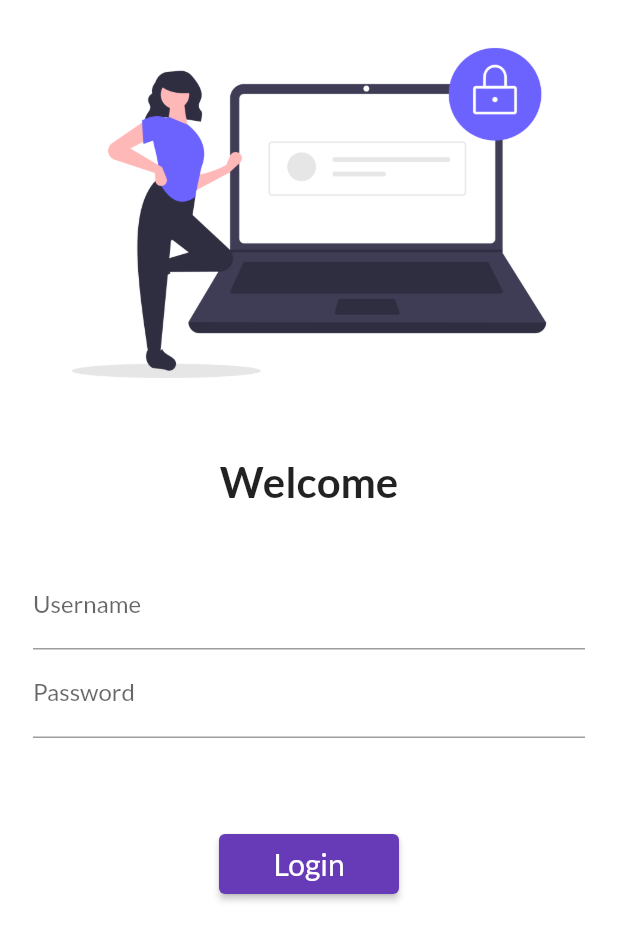
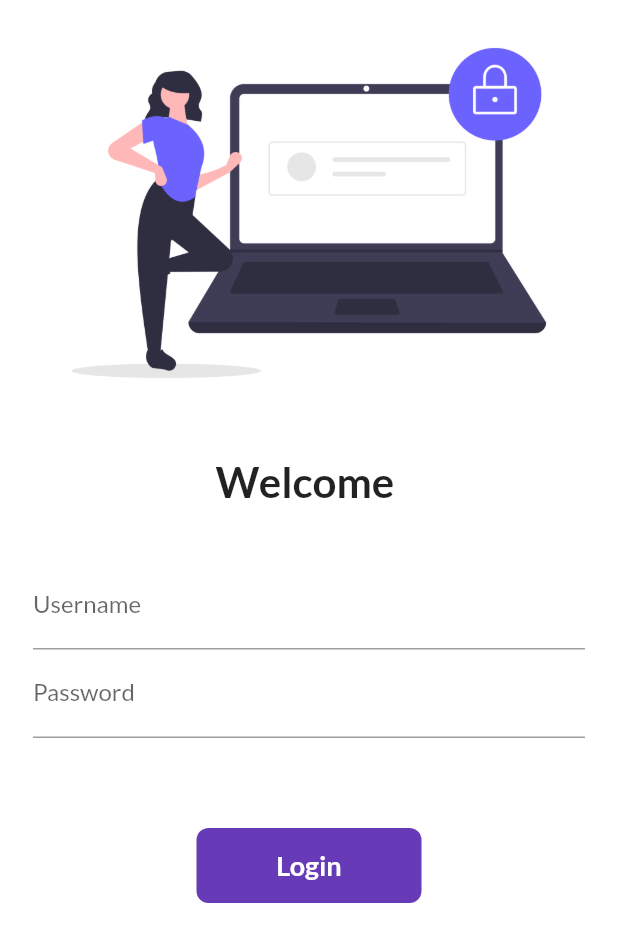
Before and after one commit to jenishkhunt01/flutter_application_1, a Flutter app: the screen it shows after launch, on a phone screen of 412 x 824 dp. Shown: the top 942 px of the screen. Run offline on Flutter 3.47's test engine with Material 2 defaults, Android fonts, the phone set to English and light mode, and no system bars; our stand-ins replace google_fonts.

Commit message:
day6 completed

```diff
--- a/lib/pages/login_page.dart
+++ b/lib/pages/login_page.dart
@@ -2,7 +2,14 @@ import 'package:flutter/material.dart';
 import 'package:flutter_application_1/utils/routes.dart';
 import 'package:google_fonts/google_fonts.dart';
 
-class LoginPage extends StatelessWidget {
+class LoginPage extends StatefulWidget {
+  @override
+  State<LoginPage> createState() => _LoginPageState();
+}
+
+class _LoginPageState extends State<LoginPage> {
+  String name = "";
+  bool changeButton = false;
   @override
   Widget build(BuildContext context) {
     return Material(
@@ -18,7 +25,7 @@ class LoginPage extends StatelessWidget {
               height: 20.0,
             ),
             Text(
-              "Welcome",
+              "Welcome $name",
               style: TextStyle(
                 fontSize: 28,
                 fontWeight: FontWeight.bold,
@@ -35,6 +42,10 @@ class LoginPage extends StatelessWidget {
                   TextFormField(
                     decoration: InputDecoration(
                         hintText: "Enter Username", labelText: "Username"),
+                    onChanged: (value) {
+                      name = value;
+                      setState(() {});
+                    },
                   ),
                   TextFormField(
                     obscureText: true,
@@ -42,12 +53,49 @@ class LoginPage extends StatelessWidget {
                         hintText: "Enter Password", labelText: "Password"),
                   ),
                   SizedBox(height: 60.0),
-                  ElevatedButton(
-                      onPressed: () {
-                        Navigator.pushNamed(context, MyRoutes.homeRoute);
-                      },
-                      style: TextButton.styleFrom(minimumSize: Size(120, 40)),
-                      child: Text("Login", style: TextStyle(fontSize: 20.0))),
+
+                  InkWell(
+                    onTap: () async {
+                      setState(() {
+                        changeButton = true;
+                      });
+
+                      await Future.delayed(Duration(seconds: 1));
+                      Navigator.pushNamed(context, MyRoutes.homeRoute);
+                    },
+                    child: AnimatedContainer(
+                      duration: Duration(seconds: 1),
+                      width: changeButton ? 50 : 150,
+                      height: 50,
+                      alignment: Alignment.center,
+                      child: changeButton
+                          ? Icon(
+                              Icons.done,
+                              color: Colors.white,
+                            )
+                          : Text(
+                              "Login",
+                              style: TextStyle(
+                                color: Colors.white,
+                                fontWeight: FontWeight.bold,
+                                fontSize: 18,
+                              ),
+                            ),
+                      decoration: BoxDecoration(
+                          color: Colors.deepPurple,
+                          // shape:
+                          //     changeButton ? BoxShape.circle : BoxShape.rectangle,
+                          borderRadius:
+                              BorderRadius.circular(changeButton ? 50 : 8)),
+                    ),
+                  ),
+
+                  // ElevatedButton(
+                  //     onPressed: () {
+                  //       Navigator.pushNamed(context, MyRoutes.homeRoute);
+                  //     },
+                  //     style: TextButton.styleFrom(minimumSize: Size(120, 40)),
+                  //     child: Text("Login", style: TextStyle(fontSize: 20.0))),
                 ],
               ),
             )
```
